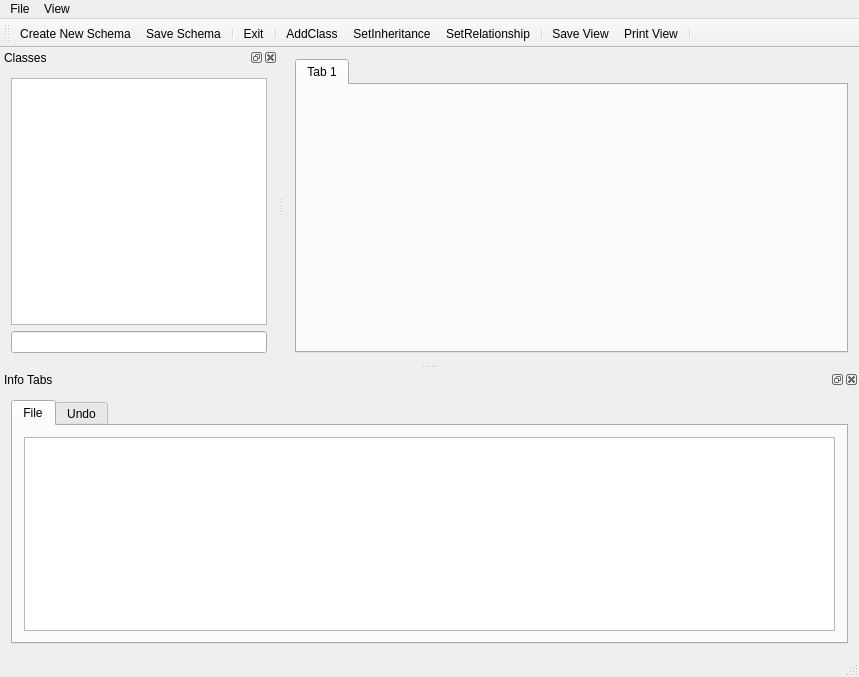
Before: the Qt Designer form ui/SchemaMainWindow.ui in jcfreeman2/dbe, drawn with Qt 5.
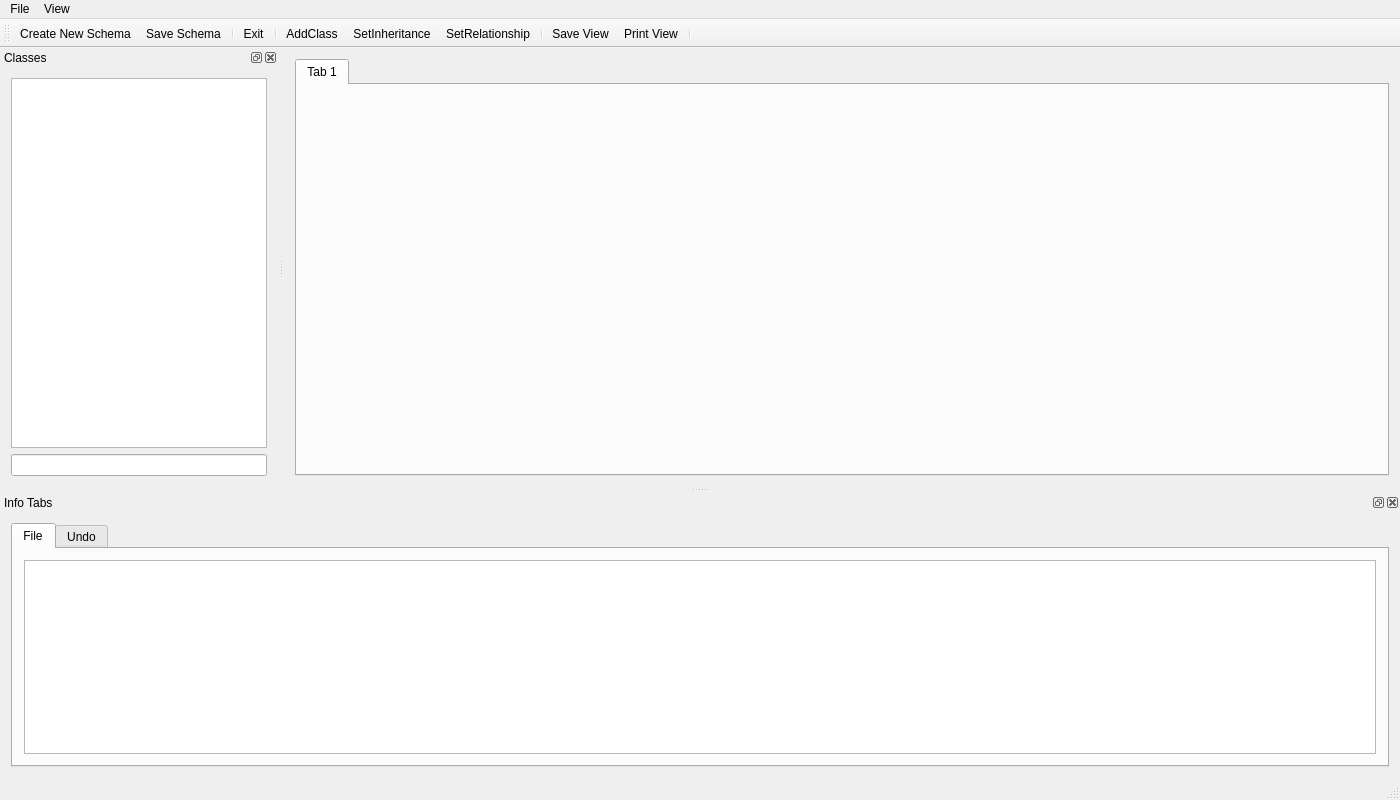
After: the same form once the commit is applied. Icons and pictures are not drawn.

Commit message: Indicate active schema file in 'File' window and don't allow readonly files to be selected. Try to show if modified but not yet always updated

Patch:
```diff
--- a/ui/SchemaMainWindow.ui
+++ b/ui/SchemaMainWindow.ui
@@ -6,8 +6,8 @@
    <rect>
     <x>0</x>
     <y>0</y>
-    <width>859</width>
-    <height>677</height>
+    <width>1400</width>
+    <height>800</height>
    </rect>
   </property>
   <property name="windowTitle">
@@ -34,8 +34,8 @@
     <rect>
      <x>0</x>
      <y>0</y>
-     <width>859</width>
-     <height>22</height>
+     <width>1400</width>
+     <height>23</height>
     </rect>
    </property>
    <widget class="QMenu" name="MenuFile">
@@ -75,9 +75,7 @@
    <addaction name="separator"/>
    <addaction name="Exit"/>
    <addaction name="separator"/>
-
    <addaction name="AddClass"/>
-
    <addaction name="SetInheritance"/>
    <addaction name="SetRelationship"/>
    <addaction name="separator"/>
@@ -251,13 +249,6 @@
   </action>
  </widget>
  <layoutdefault spacing="6" margin="11"/>
- <customwidgets>
-  <customwidget>
-   <class>QUndoView</class>
-   <extends>QListView</extends>
-   <header>qundoview.h</header>
-  </customwidget>
- </customwidgets>
  <resources>
   <include location="../resources.qrc"/>
  </resources>
```
Left out of the diff: 18 changed lines with no effect on the pictures. The commit also changes 5 other files.
